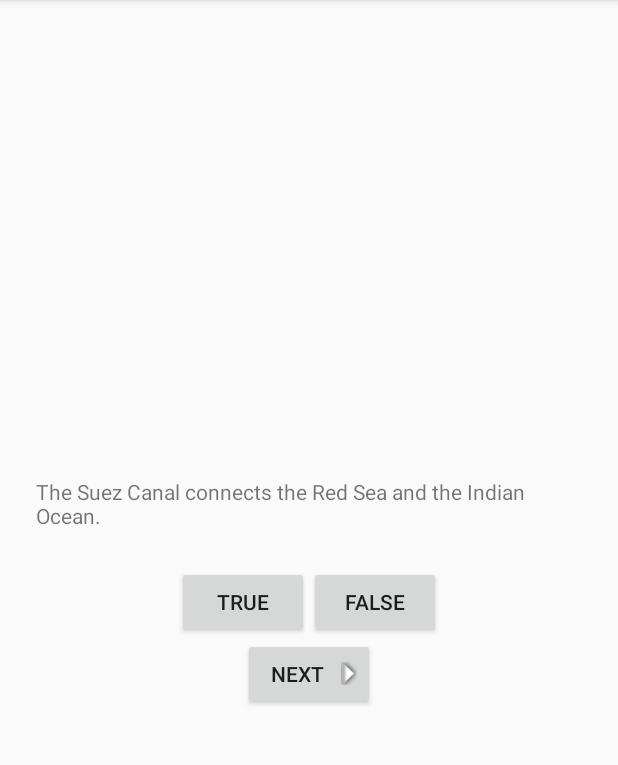
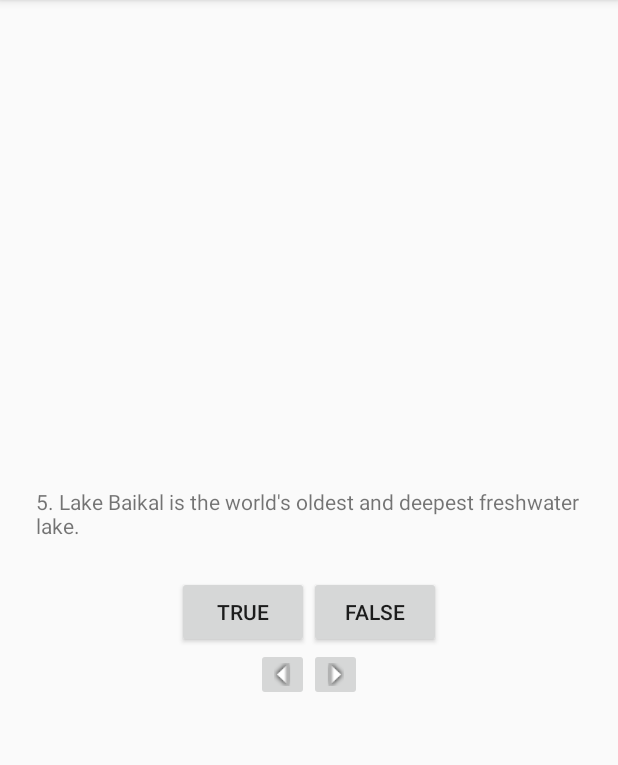
Before and after one commit to ravitb/GeoQuiz, an Android app: the screen it shows after launch (QuizActivity), in the options menu, after a tap on "Settings", on a phone screen of 412 x 824 dp, the part 84-849 px from its top. Run offline under Robolectric (Android 15) with nearby library versions, the phone set to English and light mode, and no system bars.

Commit message:
Chapter 2

```diff
--- a/app/src/main/java/com/ravit/android/geoquiz/QuizActivity.java
+++ b/app/src/main/java/com/ravit/android/geoquiz/QuizActivity.java
@@ -6,6 +6,7 @@ import android.view.Menu;
 import android.view.MenuItem;
 import android.view.View;
 import android.widget.Button;
+import android.widget.ImageButton;
 import android.widget.TextView;
 import android.widget.Toast;
 
@@ -15,7 +16,8 @@ public class QuizActivity extends AppCompatActivity {
 
     private Button mTrueButton;
     private Button mFalseButton;
-    private Button mNextButton;
+    private ImageButton mNextButton;
+    private ImageButton mPrevButton;
     private TextView mQuestionTextView;
 
     private TrueFalse[] mQuestionBank = new TrueFalse[] {
@@ -47,6 +49,16 @@ public class QuizActivity extends AppCompatActivity {
         Toast.makeText(this, messageResId, Toast.LENGTH_SHORT).show();
     }
 
+    private void nextQuestion() {
+        mCurrentIndex = (mCurrentIndex + 1) % mQuestionBank.length;
+        updateQuestion();
+    }
+
+    private void prevQuestion() {
+        mCurrentIndex = ((mCurrentIndex - 1) % mQuestionBank.length > 0) ? ((mCurrentIndex - 1) % mQuestionBank.length) : (mQuestionBank.length - 1);
+        updateQuestion();
+    }
+
     @Override
     protected void onCreate(Bundle savedInstanceState) {
         super.onCreate(savedInstanceState);
@@ -55,7 +67,8 @@ public class QuizActivity extends AppCompatActivity {
         mQuestionTextView = (TextView)findViewById(R.id.question_text_view);
         mTrueButton = (Button)findViewById(R.id.true_button);
         mFalseButton = (Button)findViewById(R.id.false_button);
-        mNextButton = (Button)findViewById(R.id.next_button);
+        mNextButton = (ImageButton)findViewById(R.id.next_button);
+        mPrevButton = (ImageButton)findViewById(R.id.prev_button);
 
         mTrueButton.setOnClickListener(new View.OnClickListener() {
             @Override
@@ -71,11 +84,24 @@ public class QuizActivity extends AppCompatActivity {
             }
         });
 
+        mQuestionTextView.setOnClickListener(new View.OnClickListener() {
+            @Override
+            public void onClick(View V) {
+                nextQuestion();
+            }
+        });
+
         mNextButton.setOnClickListener(new View.OnClickListener() {
             @Override
             public void onClick(View V) {
-                mCurrentIndex = (mCurrentIndex + 1) % mQuestionBank.length;
-                updateQuestion();
+                nextQuestion();
+            }
+        });
+
+        mPrevButton.setOnClickListener(new View.OnClickListener() {
+            @Override
+            public void onClick(View V) {
+                prevQuestion();
             }
         });
 
--- a/app/src/main/res/layout/activity_quiz.xml
+++ b/app/src/main/res/layout/activity_quiz.xml
@@ -1,8 +1,8 @@
 <LinearLayout xmlns:android="http://schemas.android.com/apk/res/android"
-    android:layout_width="match_parent"
-    android:layout_height="match_parent"
-    android:gravity="center"
-    android:orientation="vertical" >
+              android:layout_width="match_parent"
+              android:layout_height="match_parent"
+              android:gravity="center"
+              android:orientation="vertical" >
 
     <TextView
         android:id="@+id/question_text_view"
@@ -28,12 +28,23 @@
 
     </LinearLayout>
 
-    <Button
-        android:id="@+id/next_button"
+    <LinearLayout
         android:layout_width="wrap_content"
         android:layout_height="wrap_content"
-        android:text="@string/next_button"
-        android:drawableRight="@drawable/arrow_right"
-        android:drawablePadding="4dp"/>
+        android:orientation="horizontal" >
+
+        <ImageButton
+            android:id="@+id/prev_button"
+            android:layout_width="wrap_content"
+            android:layout_height="wrap_content"
+            android:src="@drawable/arrow_left" />
+
+        <ImageButton
+            android:id="@+id/next_button"
+            android:layout_width="wrap_content"
+            android:layout_height="wrap_content"
+            android:src="@drawable/arrow_right" />
+
+    </LinearLayout>
 
 </LinearLayout>
--- a/app/src/main/res/values/strings.xml
+++ b/app/src/main/res/values/strings.xml
@@ -7,12 +7,11 @@
     <string name="false_button">False</string>
     <string name="correct_toast">Correct!</string>
     <string name="incorrect_toast">Incorrect!</string>
-    <string name="next_button">Next</string>
     <string name="menu_settings">Settings</string>
     <string name="action_settings">Settings</string>
-    <string name="question_oceans">The Pacific Ocean is larger than the Atlantic Ocean.</string>
-    <string name="question_mideast">The Suez Canal connects the Red Sea and the Indian Ocean.</string>
-    <string name="question_africa">The source of the Nile River is in Egypt.</string>
-    <string name="question_americas">The Amazon River is the longest river in the Americas.</string>
-    <string name="question_asia">Lake Baikal is the world\'s oldest and deepest freshwater lake.</string>
+    <string name="question_oceans">1. The Pacific Ocean is larger than the Atlantic Ocean.</string>
+    <string name="question_mideast">2. The Suez Canal connects the Red Sea and the Indian Ocean.</string>
+    <string name="question_africa">3. The source of the Nile River is in Egypt.</string>
+    <string name="question_americas">4. The Amazon River is the longest river in the Americas.</string>
+    <string name="question_asia">5. Lake Baikal is the world\'s oldest and deepest freshwater lake.</string>
 </resources>
```
